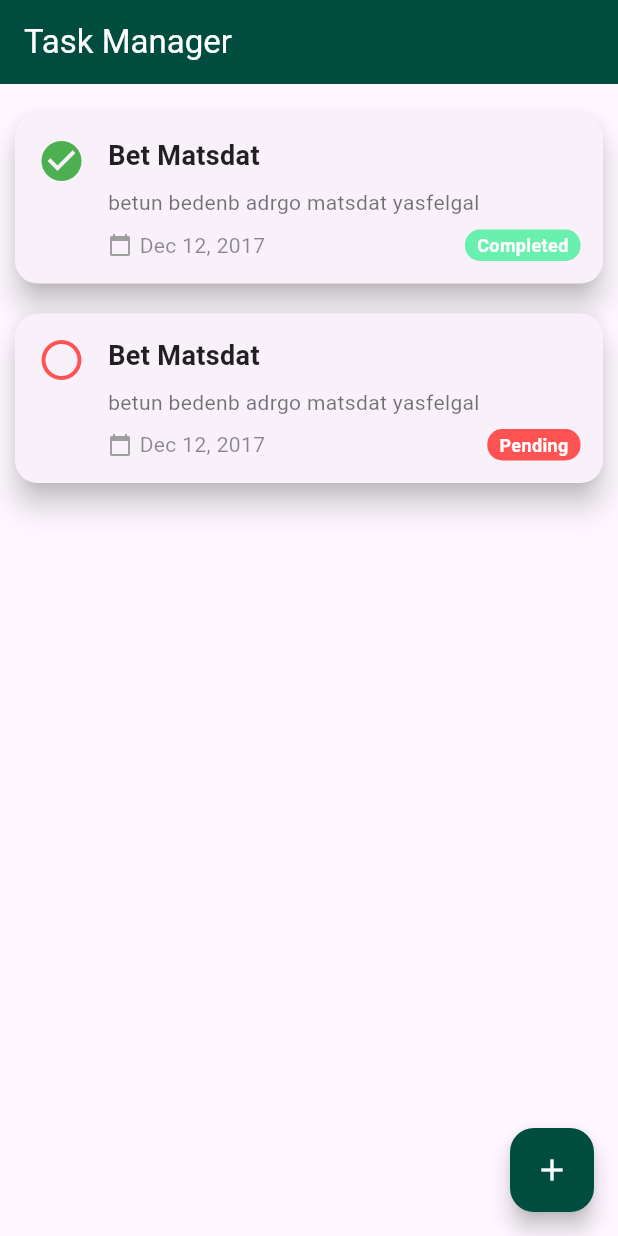
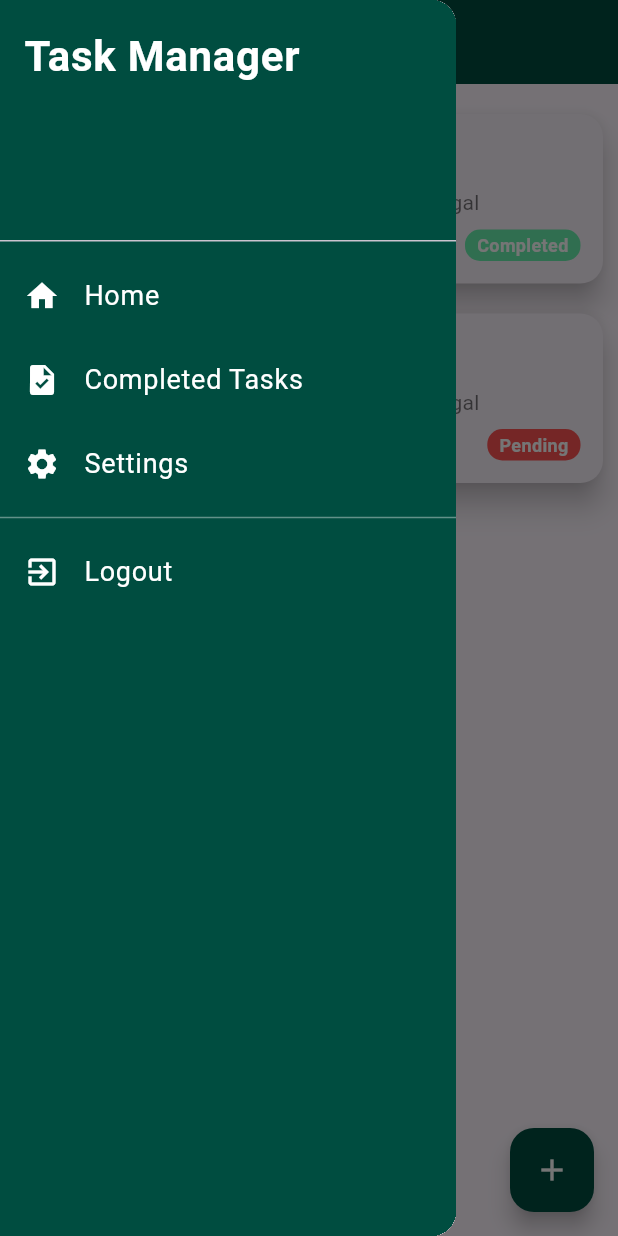
Before and after one commit to habYaregal/Task_manager_app, a Flutter app: the screen it shows after launch, with the side drawer open (before the commit the screen has no drawer), on a phone screen of 412 x 824 dp. Run offline on Flutter 3.47's test engine with Material 3 defaults, Android fonts, the phone set to English and light mode, and no system bars.

Commit message:
add more widgets and screens

```diff
--- a/lib/app.dart
+++ b/lib/app.dart
@@ -0,0 +1,28 @@
+import 'package:flutter/material.dart';
+import 'package:task_manager/screens/add_task_screen.dart';
+import 'package:task_manager/screens/completed_task_screen.dart';
+import 'package:task_manager/screens/home_screen.dart';
+import 'package:task_manager/screens/setting_screen.dart';
+
+class MyApp extends StatelessWidget {
+  const MyApp({super.key});
+
+  @override
+  Widget build(BuildContext context) {
+    return MaterialApp(
+      debugShowCheckedModeBanner: false,
+      title: 'Flutter Demo',
+      theme: ThemeData(
+        colorScheme: ColorScheme.fromSeed(seedColor: Colors.deepPurple),
+        useMaterial3: true,
+      ),
+      home: HomeScreen(),
+      routes: {
+        '/home' : (context) => HomeScreen(),
+        '/add' : (context) => AddTaskScreen(),
+        '/completed' : (context) => CompletedTaskScreen(),
+        '/settings' : (context) => SettingScreen(),
+      },
+    );
+  }
+}
--- a/lib/main.dart
+++ b/lib/main.dart
@@ -1,23 +1,6 @@
 import 'package:flutter/material.dart';
-import 'package:task_manager/screens/home_screen.dart';
+import 'package:task_manager/app.dart';
 
 void main() {
   runApp(const MyApp());
 }
-
-class MyApp extends StatelessWidget {
-  const MyApp({super.key});
-
-  @override
-  Widget build(BuildContext context) {
-    return MaterialApp(
-      debugShowCheckedModeBanner: false,
-      title: 'Flutter Demo',
-      theme: ThemeData(
-        colorScheme: ColorScheme.fromSeed(seedColor: Colors.deepPurple),
-        useMaterial3: true,
-      ),
-      home: HomeScreen(),
-    );
-  }
-}
--- a/lib/screens/home_screen.dart
+++ b/lib/screens/home_screen.dart
@@ -2,6 +2,7 @@ import 'package:flutter/material.dart';
 import 'package:task_manager/models/task.dart';
 import 'package:intl/intl.dart';
 import '../widgets/task_card.dart';
+import '../widgets/navigation_drawer.dart';
 
 class HomeScreen extends StatelessWidget {
   final List<Task> tasks = [
@@ -25,10 +26,11 @@ class HomeScreen extends StatelessWidget {
       appBar: AppBar(
         backgroundColor: Color(0xFF004d40),
         title: Text(
-          'Task Manager',
+          'Home',
           style: TextStyle(color: Colors.white),
         ),
       ),
+      drawer: CustomDrawer(),
       body: Padding(
         padding: const EdgeInsets.all(10.0),
         child: ListView.builder(
@@ -39,7 +41,7 @@ class HomeScreen extends StatelessWidget {
         ),
       ),
       floatingActionButton: FloatingActionButton(
-        onPressed: () => {},
+        onPressed: () => {Navigator.pushNamed(context, '/add')},
         child: Icon(Icons.add),
         backgroundColor: Color(0xFF004d40),
         foregroundColor: Colors.white,
--- /dev/null
+++ b/lib/widgets/navigation_drawer.dart
@@ -0,0 +1,83 @@
+import 'package:flutter/material.dart';
+
+class CustomDrawer extends StatelessWidget {
+  @override
+  Widget build(BuildContext context) {
+    return Drawer(
+      child: Container(
+        color: Color(0xFF004d40), // Deep green background
+        child: ListView(
+          padding: EdgeInsets.zero,
+          children: <Widget>[
+            DrawerHeader(
+              decoration: BoxDecoration(
+                color: Color(0xFF004d40), // Match drawer background color
+              ),
+              child: Text(
+                'Task Manager',
+                style: TextStyle(
+                  color: Colors.white,
+                  fontSize: 28, // Larger font size for the header
+                  fontWeight: FontWeight.bold, // Bold header text
+                ),
+              ),
+            ),
+            _createDrawerItem(
+              icon: Icons.home,
+              text: 'Home',
+              onTap: () {
+                Navigator.pushNamed(context, '/home');
+              },
+            ),
+            _createDrawerItem(
+              icon: Icons.task,
+              text: 'Completed Tasks',
+              onTap: () {
+                Navigator.pushNamed(context, '/completed');
+              },
+            ),
+            _createDrawerItem(
+              icon: Icons.settings,
+              text: 'Settings',
+              onTap: () {
+                Navigator.pushNamed(context, '/settings');
+              },
+            ),
+            Divider(
+              color: Colors.white38, // Light divider color
+            ),
+            _createDrawerItem(
+              icon: Icons.exit_to_app,
+              text: 'Logout',
+              onTap: () {
+                // Add logout functionality here
+              },
+            ),
+          ],
+        ),
+      ),
+    );
+  }
+
+  Widget _createDrawerItem({
+    required IconData icon,
+    required String text,
+    required GestureTapCallback onTap,
+  }) {
+    return ListTile(
+      leading: Icon(
+        icon,
+        color: Colors.white, // White icons
+        size: 24, // Adjust icon size
+      ),
+      title: Text(
+        text,
+        style: TextStyle(
+          color: Colors.white, // White text
+          fontSize: 18, // Adjust text size
+        ),
+      ),
+      onTap: onTap,
+    );
+  }
+}
```
Also changed, not shown: lib/screens/add_task_screen.dart (added, +10 -0 lines), lib/screens/completed_task_screen.dart (added, +20 -0 lines), lib/screens/setting_screen.dart (added, +18 -0 lines).
